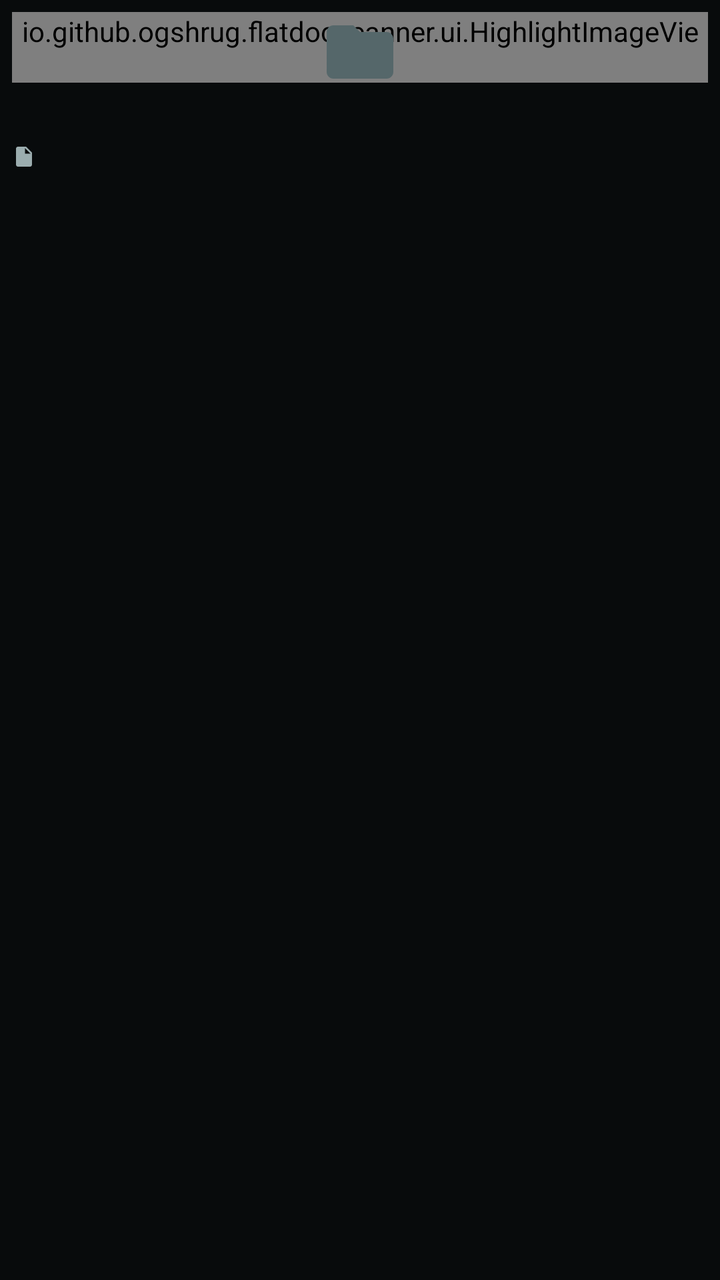
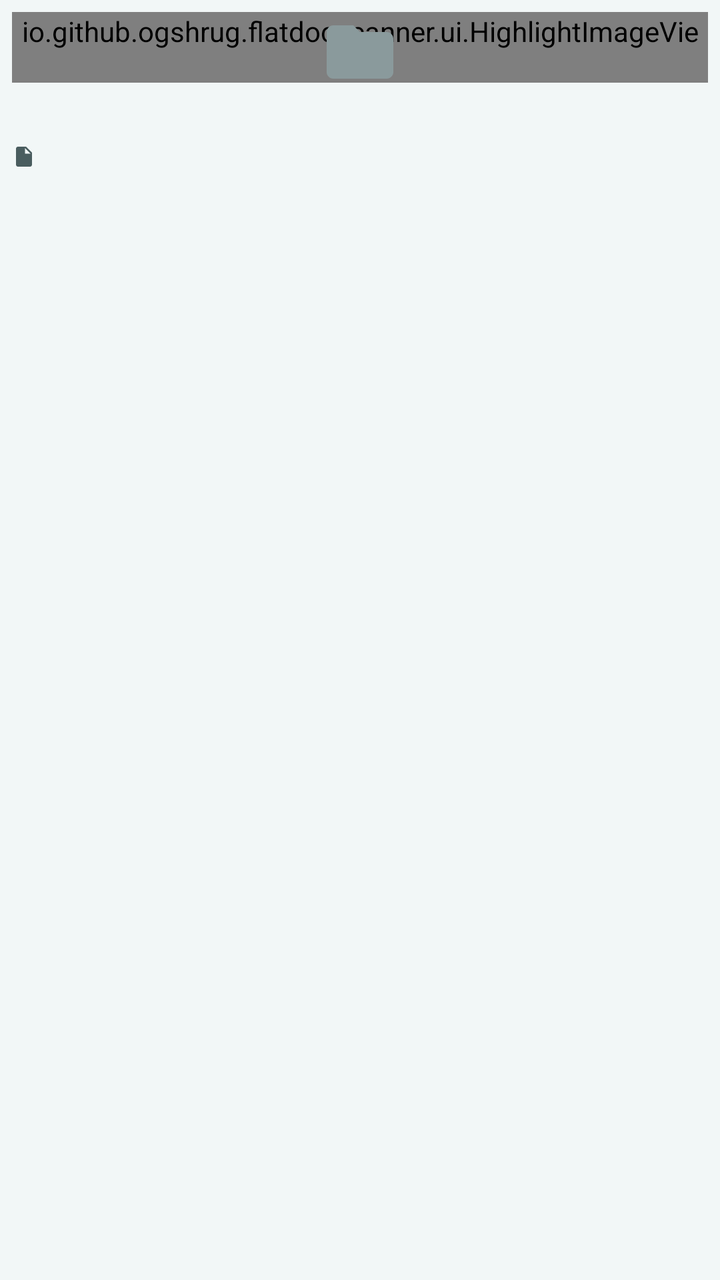

Before-and-after screenshots of an Android layout around one commit, followed by the original layout XML and the change that was made.
<!-- AndroidManifest.xml: application theme Theme.DocScanner -->
<!-- res/layout/item_folder.xml -->
<?xml version="1.0" encoding="utf-8"?>
<LinearLayout xmlns:android="http://schemas.android.com/apk/res/android"
    xmlns:app="http://schemas.android.com/apk/res-auto"
    android:layout_width="match_parent"
    android:layout_height="wrap_content"
    android:background="?attr/selectableItemBackgroundBorderless"
    android:orientation="vertical"
    android:padding="6dp">

    <FrameLayout
        android:layout_width="match_parent"
        android:layout_height="wrap_content">

        <io.github.ogshrug.flatdocscanner.ui.HighlightImageView
            android:id="@+id/cover"
            android:layout_width="match_parent"
            android:layout_height="wrap_content"
            android:background="@drawable/bg_cover"
            android:importantForAccessibility="no"
            android:scaleType="centerCrop" />

        <ImageView
            android:id="@+id/emptyIcon"
            android:layout_width="40dp"
            android:layout_height="40dp"
            android:layout_gravity="center"
            android:importantForAccessibility="no"
            android:src="@drawable/ic_folder"
            app:tint="@color/text_muted" />

        <ImageView
            android:id="@+id/check"
            android:layout_width="26dp"
            android:layout_height="26dp"
            android:layout_gravity="bottom|end"
            android:layout_margin="6dp"
            android:importantForAccessibility="no"
            android:visibility="gone" />
    </FrameLayout>

    <TextView
        android:id="@+id/title"
        android:layout_width="match_parent"
        android:layout_height="wrap_content"
        android:layout_marginTop="6dp"
        android:ellipsize="end"
        android:maxLines="1"
        android:textAppearance="?attr/textAppearanceLabelLarge" />

    <TextView
        android:id="@+id/count"
        android:layout_width="match_parent"
        android:layout_height="wrap_content"
        android:drawablePadding="4dp"
        android:gravity="center_vertical"
        android:textAppearance="?attr/textAppearanceLabelSmall"
        android:textColor="?attr/colorOnSurfaceVariant"
        app:drawableStartCompat="@drawable/ic_page_small" />
</LinearLayout>
<!-- resources referenced by this layout -->
<resources>
  <color name="text_muted">#FF55676A</color>
  <!-- drawable bg_cover (drawable) -->
  <?xml version="1.0" encoding="utf-8"?>
  <shape xmlns:android="http://schemas.android.com/apk/res/android"
      android:shape="rectangle">
      <solid android:color="@color/surface_high" />
      <corners android:radius="12dp" />
  </shape>
  <style name="Theme.DocScanner" parent="Theme.Material3.Dark.NoActionBar">
          <item name="colorPrimary">@color/accent</item>
          <item name="colorOnPrimary">@color/on_accent</item>
          <item name="colorPrimaryContainer">@color/accent_container</item>
          <item name="colorOnPrimaryContainer">@color/on_accent_container</item>
          <item name="colorSecondary">@color/accent</item>
          <item name="colorOnSecondary">@color/on_accent</item>
          <item name="colorSecondaryContainer">@color/accent_container</item>
          <item name="colorOnSecondaryContainer">@color/on_accent_container</item>
          <item name="colorTertiary">@color/accent_bright</item>
          <item name="colorOnTertiary">@color/on_accent</item>
          <item name="colorError">@color/error</item>
          <item name="colorOnError">@color/on_error</item>
  
          <item name="android:colorBackground">@color/background</item>
          <item name="colorOnBackground">@color/text_primary</item>
          <item name="colorSurface">@color/background</item>
          <item name="colorOnSurface">@color/text_primary</item>
          <item name="colorSurfaceVariant">@color/surface_highest</item>
          <item name="colorOnSurfaceVariant">@color/text_secondary</item>
          <item name="colorSurfaceContainerLowest">@color/surface_lowest</item>
          <item name="colorSurfaceContainerLow">@color/surface_low</item>
          <item name="colorSurfaceContainer">@color/surface</item>
          <item name="colorSurfaceContainerHigh">@color/surface_high</item>
          <item name="colorSurfaceContainerHighest">@color/surface_highest</item>
          <item name="colorSurfaceInverse">@color/text_primary</item>
          <item name="colorOnSurfaceInverse">@color/background</item>
          <item name="colorPrimaryInverse">@color/accent_container</item>
          <item name="colorOutline">@color/outline</item>
          <item name="colorOutlineVariant">@color/divider</item>
  
          <item name="android:windowBackground">@color/background</item>
          <item name="android:windowLightStatusBar">false</item>
          <item name="android:textColorHighlight">@color/accent_container</item>
  
          
          <item name="floatingActionButtonStyle">@style/Widget.DocScanner.Fab</item>
          <item name="extendedFloatingActionButtonStyle">@style/Widget.DocScanner.ExtendedFab</item>
          <item name="toolbarStyle">@style/Widget.DocScanner.Toolbar</item>
          <item name="bottomSheetDialogTheme">@style/ThemeOverlay.DocScanner.BottomSheet</item>
          <item name="snackbarStyle">@style/Widget.DocScanner.Snackbar</item>
          <item name="snackbarButtonStyle">@style/Widget.DocScanner.SnackbarButton</item>
          <item name="snackbarTextViewStyle">@style/Widget.DocScanner.SnackbarText</item>
      </style>
  <color name="surface_high">#FF182122</color>
  <color name="accent">#FF2DD4BF</color>
  <color name="on_accent">#FF00201C</color>
  <color name="accent_container">#FF0C3A35</color>
  <color name="on_accent_container">#FF8FF3E4</color>
  <color name="accent_bright">#FF5EEAD4</color>
  <color name="error">#FFFF7A70</color>
  <color name="on_error">#FF2B0705</color>
  <color name="background">#FF080B0C</color>
  <color name="text_primary">#FFF2F7F7</color>
  <color name="surface_highest">#FF202B2C</color>
  <color name="text_secondary">#FF9BADAF</color>
  <color name="surface_lowest">#FF040606</color>
  <color name="surface_low">#FF0E1314</color>
  <color name="surface">#FF12191A</color>
  <color name="outline">#FF33474A</color>
  <color name="divider">#FF1A2425</color>
  <style name="Widget.DocScanner.Fab" parent="Widget.Material3.FloatingActionButton.Primary">
          <item name="backgroundTint">@color/accent</item>
          <item name="tint">@color/on_accent</item>
          <item name="rippleColor">@color/accent_bright</item>
      </style>
  <style name="Widget.DocScanner.ExtendedFab" parent="Widget.Material3.ExtendedFloatingActionButton.Icon.Primary">
          <item name="backgroundTint">@color/accent</item>
          <item name="android:textColor">@color/on_accent</item>
          <item name="iconTint">@color/on_accent</item>
          <item name="rippleColor">@color/accent_bright</item>
          <item name="shapeAppearanceOverlay">@style/ShapeAppearance.DocScanner.Circle</item>
      </style>
  <style name="Widget.DocScanner.Snackbar" parent="Widget.Material3.Snackbar">
          <item name="backgroundTint">@color/surface_highest</item>
          <item name="actionTextColorAlpha">1</item>
      </style>
  <style name="Widget.DocScanner.SnackbarButton" parent="Widget.Material3.Button.TextButton.Snackbar">
          <item name="android:textColor">@color/accent</item>
      </style>
  <style name="Widget.DocScanner.SnackbarText" parent="Widget.Material3.Snackbar.TextView">
          <item name="android:textColor">@color/text_primary</item>
      </style>
  <style name="ShapeAppearance.DocScanner.Circle" parent="">
          <item name="cornerFamily">rounded</item>
          <item name="cornerSize">50%</item>
      </style>
  <style name="TextAppearance.DocScanner.ToolbarTitle" parent="TextAppearance.Material3.TitleLarge">
          <item name="android:textStyle">bold</item>
          <item name="android:letterSpacing">-0.01</item>
      </style>
  <!-- unchanged entries left out for length: 4 -->
</resources>

<!-- the commit's change to res/layout/item_folder.xml (unified diff, before → after) -->
@@ -26,7 +26,7 @@
             android:layout_gravity="center"
             android:importantForAccessibility="no"
             android:src="@drawable/ic_folder"
-            app:tint="@color/text_muted" />
+            app:tint="?attr/colorTextMuted" />
 
         <ImageView
             android:id="@+id/check"
<!-- resource entries referenced after the edit -->
@@ -1,47 +1,64 @@
 <!-- resources referenced by this layout -->
 <resources>
-  <color name="text_muted">#FF55676A</color>
   <!-- drawable bg_cover (drawable) -->
   <?xml version="1.0" encoding="utf-8"?>
   <shape xmlns:android="http://schemas.android.com/apk/res/android"
       android:shape="rectangle">
-      <solid android:color="@color/surface_high" />
-      <corners android:radius="12dp" />
+      <solid android:color="?attr/colorSurfaceContainerHigh" />
+      <corners android:radius="?attr/radiusContainer" />
   </shape>
-  <style name="Theme.DocScanner" parent="Theme.Material3.Dark.NoActionBar">
-          <item name="colorPrimary">@color/accent</item>
-          <item name="colorOnPrimary">@color/on_accent</item>
-          <item name="colorPrimaryContainer">@color/accent_container</item>
-          <item name="colorOnPrimaryContainer">@color/on_accent_container</item>
-          <item name="colorSecondary">@color/accent</item>
-          <item name="colorOnSecondary">@color/on_accent</item>
-          <item name="colorSecondaryContainer">@color/accent_container</item>
-          <item name="colorOnSecondaryContainer">@color/on_accent_container</item>
-          <item name="colorTertiary">@color/accent_bright</item>
-          <item name="colorOnTertiary">@color/on_accent</item>
-          <item name="colorError">@color/error</item>
-          <item name="colorOnError">@color/on_error</item>
+  <style name="Theme.DocScanner" parent="Theme.Material3.DayNight.NoActionBar">
+          
+          <item name="colorPrimary">@color/teal_accent</item>
+          <item name="colorOnPrimary">@color/teal_on_accent</item>
+          <item name="colorPrimaryContainer">@color/teal_accent_c</item>
+          <item name="colorOnPrimaryContainer">@color/teal_on_accent_c</item>
+          <item name="colorSecondary">@color/teal_accent</item>
+          <item name="colorOnSecondary">@color/teal_on_accent</item>
+          <item name="colorSecondaryContainer">@color/teal_accent_c</item>
+          <item name="colorOnSecondaryContainer">@color/teal_on_accent_c</item>
+          <item name="colorTertiary">@color/teal_accent_bright</item>
+          <item name="colorOnTertiary">@color/teal_on_accent</item>
+          <item name="colorError">@color/teal_error</item>
+          <item name="colorOnError">@color/teal_on_error</item>
+          <item name="android:colorBackground">@color/teal_bg</item>
+          <item name="colorOnBackground">@color/teal_text</item>
+          <item name="colorSurface">@color/teal_bg</item>
+          <item name="colorOnSurface">@color/teal_text</item>
+          <item name="colorSurfaceVariant">@color/teal_s_highest</item>
+          <item name="colorOnSurfaceVariant">@color/teal_text2</item>
+          <item name="colorTextMuted">@color/teal_text3</item>
+          <item name="colorSurfaceContainerLowest">@color/teal_s_lowest</item>
+          <item name="colorSurfaceContainerLow">@color/teal_s_low</item>
+          <item name="colorSurfaceContainer">@color/teal_s</item>
+          <item name="colorSurfaceContainerHigh">@color/teal_s_high</item>
+          <item name="colorSurfaceContainerHighest">@color/teal_s_highest</item>
+          <item name="colorSurfaceInverse">@color/teal_text</item>
+          <item name="colorOnSurfaceInverse">@color/teal_bg</item>
+          <item name="colorPrimaryInverse">@color/teal_accent_c</item>
+          <item name="colorOutline">@color/teal_outline</item>
+          <item name="colorOutlineVariant">@color/teal_divider</item>
+          <item name="android:textColorHighlight">@color/teal_accent_c</item>
+          <item name="android:textColorPrimary">@color/teal_text</item>
+          <item name="android:textColorSecondary">@color/teal_text2</item>
+          <item name="android:textColorTertiary">@color/teal_text3</item>
+          <item name="android:textColorHint">@color/teal_text3</item>
+          <item name="radiusInner">8dp</item>
+          <item name="radiusElement">12dp</item>
+          <item name="radiusContainer">12dp</item>
+          <item name="radiusPage">28dp</item>
+          <item name="radiusFull">999dp</item>
+          <item name="headingFont">sans-serif</item>
   
-          <item name="android:colorBackground">@color/background</item>
-          <item name="colorOnBackground">@color/text_primary</item>
-          <item name="colorSurface">@color/background</item>
-          <item name="colorOnSurface">@color/text_primary</item>
-          <item name="colorSurfaceVariant">@color/surface_highest</item>
-          <item name="colorOnSurfaceVariant">@color/text_secondary</item>
-          <item name="colorSurfaceContainerLowest">@color/surface_lowest</item>
-          <item name="colorSurfaceContainerLow">@color/surface_low</item>
-          <item name="colorSurfaceContainer">@color/surface</item>
-          <item name="colorSurfaceContainerHigh">@color/surface_high</item>
-          <item name="colorSurfaceContainerHighest">@color/surface_highest</item>
-          <item name="colorSurfaceInverse">@color/text_primary</item>
-          <item name="colorOnSurfaceInverse">@color/background</item>
-          <item name="colorPrimaryInverse">@color/accent_container</item>
-          <item name="colorOutline">@color/outline</item>
-          <item name="colorOutlineVariant">@color/divider</item>
+          
+          <item name="android:windowBackground">?android:attr/colorBackground</item>
   
-          <item name="android:windowBackground">@color/background</item>
-          <item name="android:windowLightStatusBar">false</item>
-          <item name="android:textColorHighlight">@color/accent_container</item>
+          
+          <item name="shapeAppearanceCornerExtraSmall">@style/ShapeAppearance.DocScanner.Inner</item>
+          <item name="shapeAppearanceCornerSmall">@style/ShapeAppearance.DocScanner.Element</item>
+          <item name="shapeAppearanceCornerMedium">@style/ShapeAppearance.DocScanner.Container</item>
+          <item name="shapeAppearanceCornerLarge">@style/ShapeAppearance.DocScanner.Container</item>
+          <item name="shapeAppearanceCornerExtraLarge">@style/ShapeAppearance.DocScanner.Page</item>
   
           
           <item name="floatingActionButtonStyle">@style/Widget.DocScanner.Fab</item>
@@ -52,52 +69,67 @@
           <item name="snackbarButtonStyle">@style/Widget.DocScanner.SnackbarButton</item>
           <item name="snackbarTextViewStyle">@style/Widget.DocScanner.SnackbarText</item>
       </style>
-  <color name="surface_high">#FF182122</color>
-  <color name="accent">#FF2DD4BF</color>
-  <color name="on_accent">#FF00201C</color>
-  <color name="accent_container">#FF0C3A35</color>
-  <color name="on_accent_container">#FF8FF3E4</color>
-  <color name="accent_bright">#FF5EEAD4</color>
-  <color name="error">#FFFF7A70</color>
-  <color name="on_error">#FF2B0705</color>
-  <color name="background">#FF080B0C</color>
-  <color name="text_primary">#FFF2F7F7</color>
-  <color name="surface_highest">#FF202B2C</color>
-  <color name="text_secondary">#FF9BADAF</color>
-  <color name="surface_lowest">#FF040606</color>
-  <color name="surface_low">#FF0E1314</color>
-  <color name="surface">#FF12191A</color>
-  <color name="outline">#FF33474A</color>
-  <color name="divider">#FF1A2425</color>
+  <color name="teal_accent">#FF0F766E</color>
+  <color name="teal_on_accent">#FFFFFFFF</color>
+  <color name="teal_accent_c">#FFCCEFEA</color>
+  <color name="teal_on_accent_c">#FF0B4F49</color>
+  <color name="teal_accent_bright">#FF14B8A6</color>
+  <color name="teal_error">#FFC9303A</color>
+  <color name="teal_on_error">#FFFFFFFF</color>
+  <color name="teal_bg">#FFF2F7F7</color>
+  <color name="teal_text">#FF0B1516</color>
+  <color name="teal_s_highest">#FFE3ECEC</color>
+  <color name="teal_text2">#FF4A5D5F</color>
+  <color name="teal_text3">#FF8A9A9C</color>
+  <color name="teal_s_lowest">#FFFFFFFF</color>
+  <color name="teal_s_low">#FFFFFFFF</color>
+  <color name="teal_s">#FFFFFFFF</color>
+  <color name="teal_s_high">#FFF7FAFA</color>
+  <color name="teal_outline">#FFA9B8BA</color>
+  <color name="teal_divider">#FFD5E0E1</color>
+  <style name="ShapeAppearance.DocScanner.Inner" parent="ShapeAppearance.Material3.Corner.ExtraSmall">
+          <item name="cornerSize">?attr/radiusInner</item>
+      </style>
+  <style name="ShapeAppearance.DocScanner.Element" parent="ShapeAppearance.Material3.Corner.Small">
+          <item name="cornerSize">?attr/radiusElement</item>
+      </style>
+  <style name="ShapeAppearance.DocScanner.Container" parent="ShapeAppearance.Material3.Corner.Medium">
+          <item name="cornerSize">?attr/radiusContainer</item>
+      </style>
+  <style name="ShapeAppearance.DocScanner.Page" parent="ShapeAppearance.Material3.Corner.ExtraLarge">
+          <item name="cornerSize">?attr/radiusPage</item>
+      </style>
   <style name="Widget.DocScanner.Fab" parent="Widget.Material3.FloatingActionButton.Primary">
-          <item name="backgroundTint">@color/accent</item>
-          <item name="tint">@color/on_accent</item>
-          <item name="rippleColor">@color/accent_bright</item>
+          <item name="backgroundTint">?attr/colorPrimary</item>
+          <item name="tint">?attr/colorOnPrimary</item>
+          <item name="rippleColor">?attr/colorTertiary</item>
       </style>
   <style name="Widget.DocScanner.ExtendedFab" parent="Widget.Material3.ExtendedFloatingActionButton.Icon.Primary">
-          <item name="backgroundTint">@color/accent</item>
-          <item name="android:textColor">@color/on_accent</item>
-          <item name="iconTint">@color/on_accent</item>
-          <item name="rippleColor">@color/accent_bright</item>
+          <item name="backgroundTint">?attr/colorPrimary</item>
+          <item name="android:textColor">?attr/colorOnPrimary</item>
+          <item name="iconTint">?attr/colorOnPrimary</item>
+          <item name="rippleColor">?attr/colorTertiary</item>
           <item name="shapeAppearanceOverlay">@style/ShapeAppearance.DocScanner.Circle</item>
       </style>
   <style name="Widget.DocScanner.Snackbar" parent="Widget.Material3.Snackbar">
-          <item name="backgroundTint">@color/surface_highest</item>
+          <item name="backgroundTint">?attr/colorSurfaceContainerHighest</item>
           <item name="actionTextColorAlpha">1</item>
       </style>
   <style name="Widget.DocScanner.SnackbarButton" parent="Widget.Material3.Button.TextButton.Snackbar">
-          <item name="android:textColor">@color/accent</item>
+          <item name="android:textColor">?attr/colorPrimary</item>
       </style>
   <style name="Widget.DocScanner.SnackbarText" parent="Widget.Material3.Snackbar.TextView">
-          <item name="android:textColor">@color/text_primary</item>
+          <item name="android:textColor">?attr/colorOnSurface</item>
       </style>
   <style name="ShapeAppearance.DocScanner.Circle" parent="">
           <item name="cornerFamily">rounded</item>
-          <item name="cornerSize">50%</item>
+          <item name="cornerSize">?attr/radiusFull</item>
       </style>
   <style name="TextAppearance.DocScanner.ToolbarTitle" parent="TextAppearance.Material3.TitleLarge">
           <item name="android:textStyle">bold</item>
           <item name="android:letterSpacing">-0.01</item>
+          <item name="android:fontFamily">?attr/headingFont</item>
+          <item name="fontFamily">?attr/headingFont</item>
       </style>
   <!-- unchanged entries left out for length: 4 -->
 </resources>
